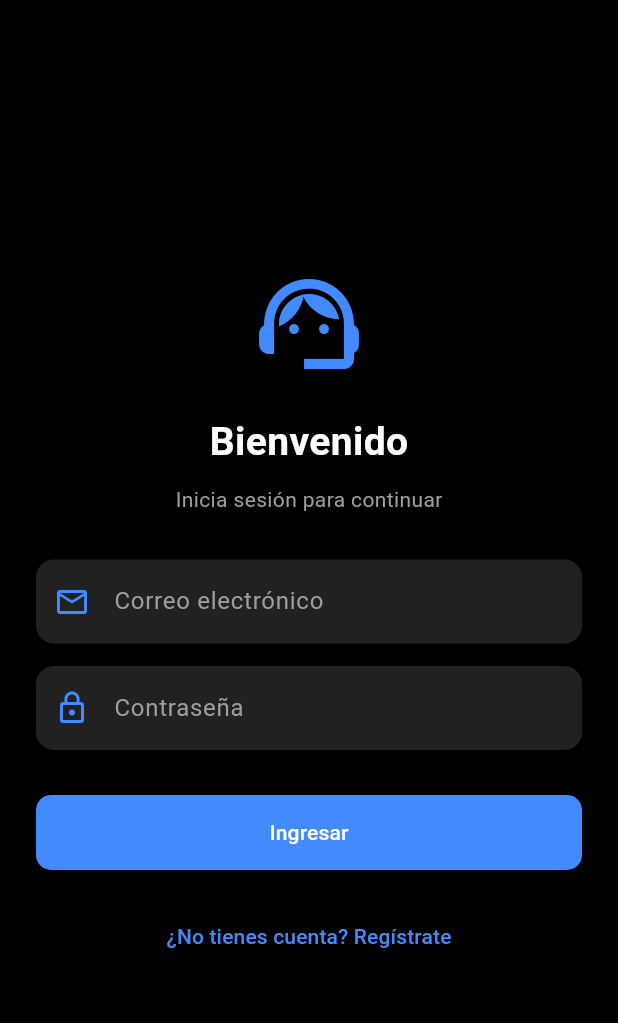
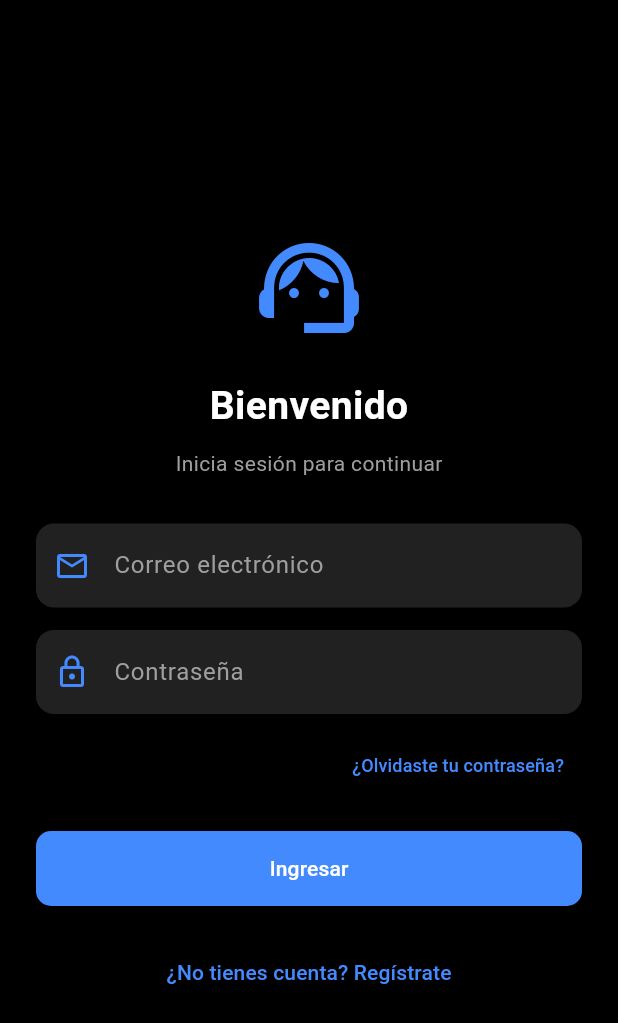
Before and after one commit to Vela2001/Proyecto-Tickets-Moviles_II, a Flutter app: the screen it shows after launch, on a phone screen of 412 x 824 dp. Shown: the top 1023 px of the screen. Run offline on Flutter 3.47's test engine with Material 3 defaults, Android fonts, the light colour scheme and no system bars; our stand-ins replace cloud_firestore, firebase_auth, firebase_core; accounts and stored records are empty.

Commit message:
recuperar contraseña

```diff
--- a/lib/logica/firebaseAuth.dart
+++ b/lib/logica/firebaseAuth.dart
@@ -1,4 +1,3 @@
-
 import 'package:firebase_auth/firebase_auth.dart';
 
 class FirebaseAuthService {
@@ -18,7 +17,8 @@ class FirebaseAuthService {
 
   Future<User?> register(String email, String password) async {
     try {
-      UserCredential userCredential = await _auth.createUserWithEmailAndPassword(
+      UserCredential userCredential =
+          await _auth.createUserWithEmailAndPassword(
         email: email,
         password: password,
       );
@@ -48,4 +48,6 @@ class FirebaseAuthService {
   Future<void> logout() async {
     await _auth.signOut();
   }
+
+  sendPasswordResetEmail(String trim) {}
 }
--- a/lib/vista/login.dart
+++ b/lib/vista/login.dart
@@ -1,7 +1,9 @@
 import 'package:flutter/material.dart';
 import 'package:proyecto_moviles2/logica/firebaseAuth.dart';
+import 'package:proyecto_moviles2/logica/recuperarcontrase%C3%B1a.dart';
 import 'dashboard.dart';
 import 'package:proyecto_moviles2/logica/register.dart';
+import 'package:proyecto_moviles2/logica/recuperarcontraseña.dart'; // Asegúrate de importar tu pantalla de recuperación
 
 class LoginPage extends StatefulWidget {
   const LoginPage({super.key});
@@ -87,7 +89,29 @@ class _LoginPageState extends State<LoginPage> {
                     icon: Icons.lock_outline,
                     obscure: true,
                   ),
-                  const SizedBox(height: 30),
+                  const SizedBox(height: 10),
+                  // Botón de "Olvidé mi contraseña" añadido aquí
+                  Align(
+                    alignment: Alignment.centerRight,
+                    child: TextButton(
+                      onPressed: () {
+                        Navigator.push(
+                          context,
+                          MaterialPageRoute(
+                            builder: (_) => const ForgotPasswordPage(),
+                          ),
+                        );
+                      },
+                      child: const Text(
+                        '¿Olvidaste tu contraseña?',
+                        style: TextStyle(
+                          color: Colors.blueAccent,
+                          fontSize: 12,
+                        ),
+                      ),
+                    ),
+                  ),
+                  const SizedBox(height: 20),
                   _isLoading
                       ? const CircularProgressIndicator(
                           color: Colors.blueAccent)
```
Also changed, not shown: lib/logica/recuperarcontraseña.dart (added, +95 -0 lines), lib/logica/logicaLogin.dart (line endings or trailing spaces).
